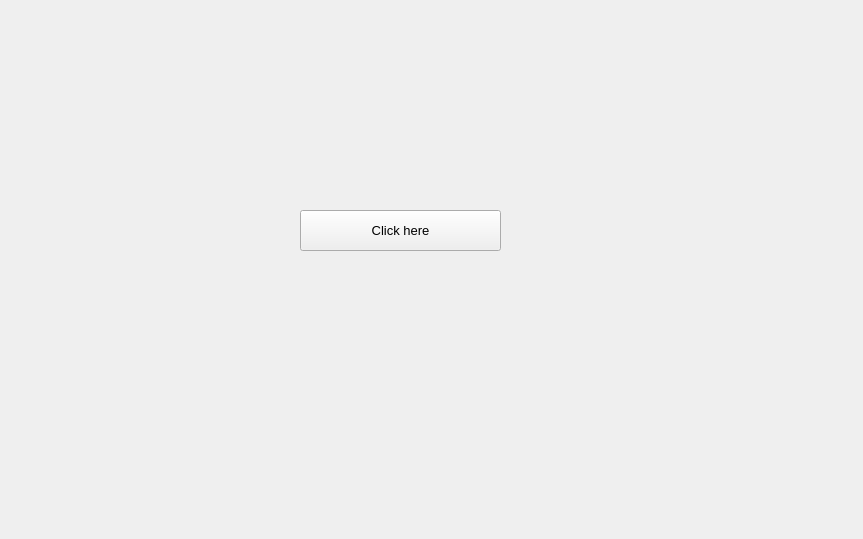
Qt form 3 Designer/form.ui (NikitaEr2003/Qt_homeworks) before a commit.
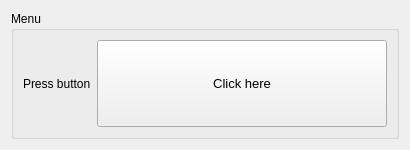
The same form after that commit.

```diff
--- a/3 Designer/form.ui
+++ b/3 Designer/form.ui
@@ -6,27 +6,34 @@
    <rect>
     <x>0</x>
     <y>0</y>
-    <width>863</width>
-    <height>539</height>
+    <width>410</width>
+    <height>150</height>
    </rect>
   </property>
   <property name="windowTitle">
    <string>Form</string>
   </property>
+  <layout class="QVBoxLayout" name="verticalLayout">
+   <item>
+    <widget class="QGroupBox" name="groupBox">
+     <property name="title">
+      <string>Menu</string>
+     </property>
+     <layout class="QHBoxLayout" name="horizontalLayout">
+      <item>
+       <widget class="QLabel" name="label">
+        <property name="text">
+         <string>Press button</string>
+        </property>
+       </widget>
+      </item>
+      <item>
   <widget class="QPushButton" name="just_button_">
    <property name="enabled">
     <bool>true</bool>
    </property>
-   <property name="geometry">
-    <rect>
-     <x>300</x>
-     <y>210</y>
-     <width>201</width>
-     <height>41</height>
-    </rect>
-   </property>
    <property name="sizePolicy">
-    <sizepolicy hsizetype="Minimum" vsizetype="Minimum">
+         <sizepolicy hsizetype="Fixed" vsizetype="Fixed">
      <horstretch>30</horstretch>
      <verstretch>0</verstretch>
     </sizepolicy>
@@ -52,6 +59,11 @@
     <string>Click here</string>
    </property>
   </widget>
+      </item>
+     </layout>
+    </widget>
+   </item>
+  </layout>
  </widget>
  <resources/>
  <connections/>
```
Lines whose indentation alone changed are shown as unchanged.
